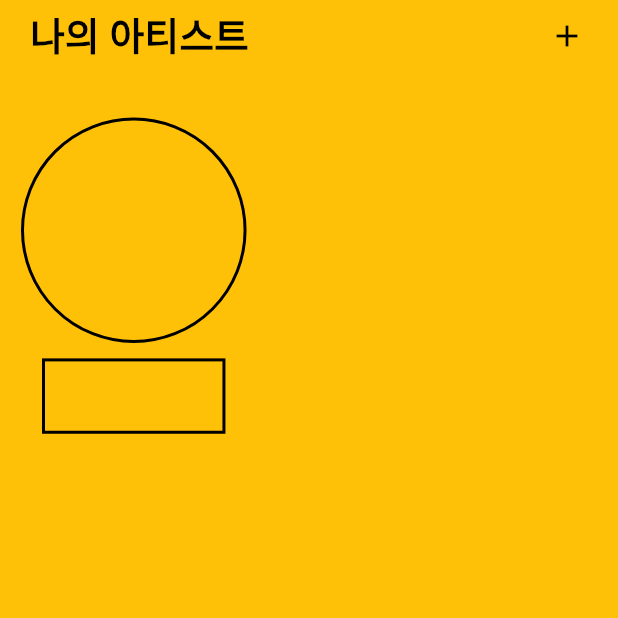
After one commit to sonssy123/handy_ipduk, a Flutter app: the ArtistOutputScreen screen opened directly, on a phone screen of 412 x 824 dp, the top half of it. The commit adds this screen. Run offline on Flutter 3.47's test engine with Material 3 defaults, Android fonts, the phone set to English and light mode, and no system bars; Roboto replaces fonts that are missing (PRETENDARD).

```diff
--- /dev/null
+++ b/lib/presentation/main_views/sub_views/home/artist_output_screen/artist_output_screen.dart
@@ -0,0 +1,107 @@
+import 'package:flutter/material.dart';
+import 'package:handy_ipduk/presentation/main_views/sub_views/home/my_artist/my_artist_view.dart';
+import 'package:handy_ipduk/presentation/utils/size_converter.dart';
+
+class ArtistOutputScreen extends StatefulWidget {
+  const ArtistOutputScreen({Key? key}) : super(key: key);
+
+  @override
+  State<ArtistOutputScreen> createState() => _ArtistOutputScreenState();
+}
+
+class _ArtistOutputScreenState extends State<ArtistOutputScreen> {
+  @override
+  Widget build(BuildContext context) {
+    return SafeArea(
+      child: Scaffold(
+        backgroundColor: Colors.amber,
+        body: Stack(
+          children: [
+            Row(
+              children: [
+                Expanded(
+                  child: Column(
+                    crossAxisAlignment: CrossAxisAlignment.start,
+                    children: [
+                      Padding(
+                        padding: const EdgeInsets.symmetric(horizontal: 10.0),
+                        child: Row(
+                          mainAxisAlignment: MainAxisAlignment.spaceBetween,
+                          children: [
+                            const Padding(
+                              padding: EdgeInsets.only(left: 10.0),
+                              child: Text(
+                                '나의 아티스트',
+                                style: TextStyle(
+                                  fontSize: 25,
+                                  color: Colors.black,
+                                  fontWeight: FontWeight.bold,
+                                ),
+                              ),
+                            ),
+                            Padding(
+                              padding:
+                                  const EdgeInsets.symmetric(horizontal: 0.0),
+                              child: IconButton(
+                                onPressed: () {
+                                  Navigator.push(
+                                    context,
+                                    MaterialPageRoute(
+                                        builder: (context) =>
+                                            const MyArtistView()),
+                                  );
+                                },
+                                icon: const Icon(
+                                  Icons.add,
+                                  color: Colors.black,
+                                ),
+                              ),
+                            ),
+                          ],
+                        ),
+                      ),
+                      SizedBox(height: SizeConverter.getHeight(context, 30)),
+                      Padding(
+                        padding: const EdgeInsets.symmetric(horizontal: 14.0),
+                        child: SizedBox(
+                          width: SizeConverter.getWidth(context, 150),
+                          height: SizeConverter.getHeight(context, 150),
+                          child: Container(
+                            decoration: BoxDecoration(
+                              shape: BoxShape.circle,
+                              border: Border.all(
+                                color: Colors.black,
+                                width: 2,
+                              ),
+                            ),
+                          ),
+                        ),
+                      ),
+                      SizedBox(height: SizeConverter.getHeight(context, 10)),
+                      Padding(
+                        padding: const EdgeInsets.symmetric(horizontal: 28.0),
+                        child: SizedBox(
+                          width: SizeConverter.getWidth(context, 122),
+                          height: SizeConverter.getHeight(context, 50),
+                          child: Container(
+                            decoration: BoxDecoration(
+                              color: Colors.transparent,
+                              border: Border.all(
+                                color: Colors.black,
+                                width: 2,
+                              ),
+                            ),
+                          ),
+                        ),
+                      ),
+                    ],
+                  ),
+                ),
+              ],
+            ),
+          ],
+        ),
+      ),
+    );
+  }
+}
```
Also changed, not shown: lib/main_screen/launch_screen/animated_word.dart (+7 -6 lines), lib/main_screen/launch_screen/launch_screen_view.dart (+7 -3 lines), lib/main_screen/login_screen/login_screen_image.dart (deleted, +0 -41 lines), lib/main_screen/login_screen/login_screen_view.dart (+12 -61 lines), lib/presentation/main_views/sub_views/home/advertisement/home_advertisement_view.dart (added, +98 -0 lines), lib/presentation/main_views/sub_views/home/image/home_advertisement_image.dart (added, +41 -0 lines), lib/presentation/main_views/views/home_view.dart (+23 -5 lines).
